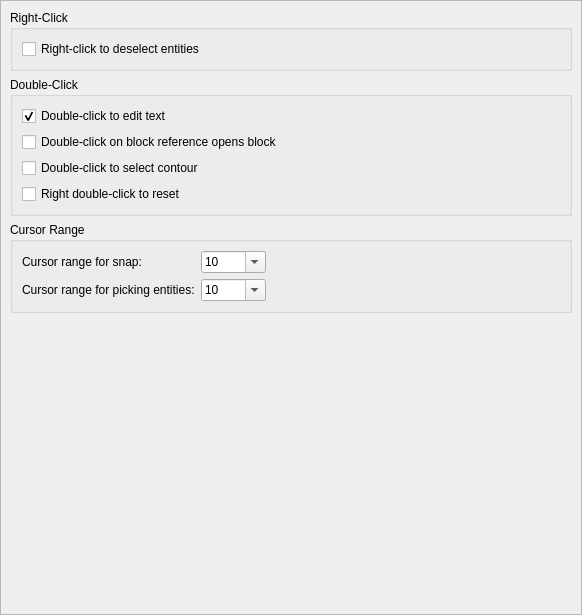
Old version of the form scripts/Edit/AppPreferences/GraphicsViewPreferences/BehaviorPreferences/PreferencesPage.ui in the repository qcad/qcad.
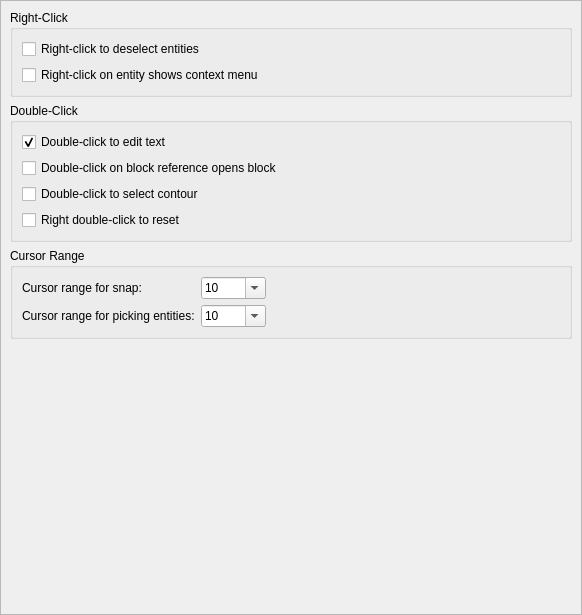
New version of the form.

Patch:
```diff
--- a/scripts/Edit/AppPreferences/GraphicsViewPreferences/BehaviorPreferences/PreferencesPage.ui
+++ b/scripts/Edit/AppPreferences/GraphicsViewPreferences/BehaviorPreferences/PreferencesPage.ui
@@ -39,6 +39,13 @@
          </property>
         </widget>
        </item>
+       <item>
+        <widget class="QCheckBox" name="RightClickEntityContextMenu">
+         <property name="text">
+          <string>Right-click on entity shows context menu</string>
+         </property>
+        </widget>
+       </item>
       </layout>
      </widget>
     </item>
```
Left out of the diff: 2 changed lines with no effect on the pictures.
